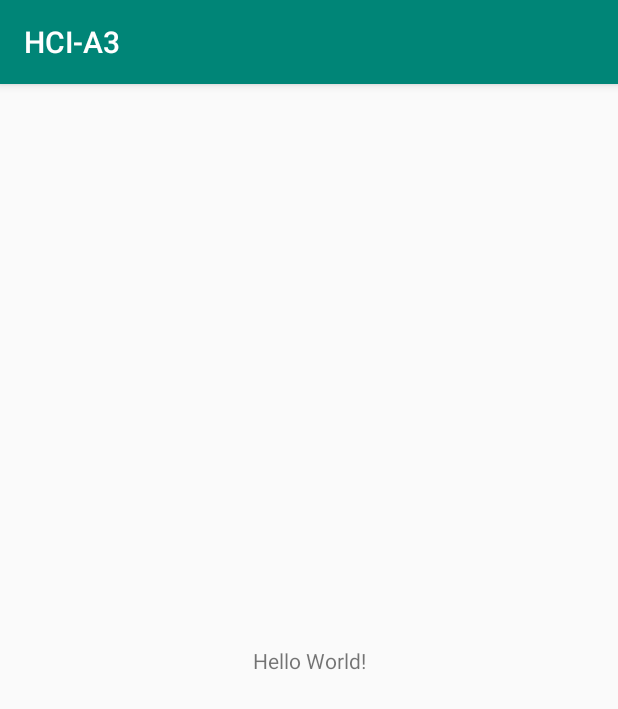
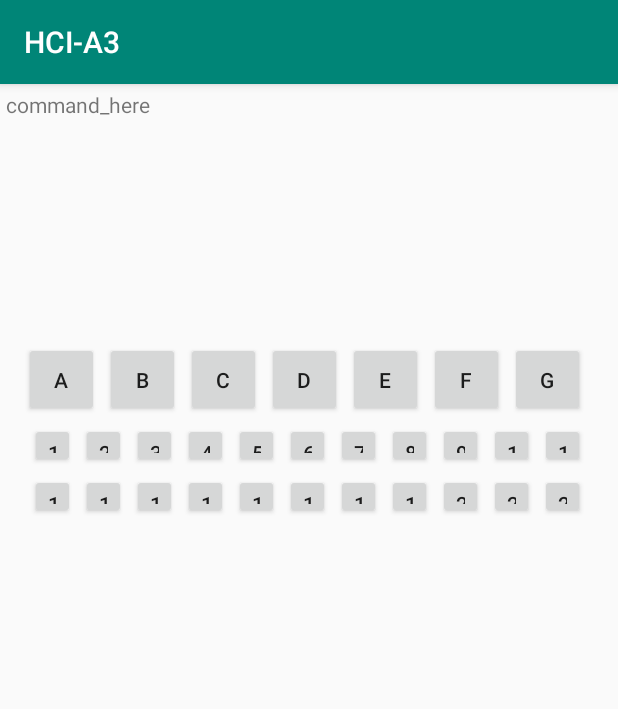
Before and after one commit to JaivirBali/HCIA3, an Android app: the screen it shows after launch (MainActivity), on a phone screen of 412 x 824 dp. Shown: the top 709 px of the screen. Run offline under Robolectric (Android 15) with nearby library versions, the phone set to English and light mode, and no system bars.

Commit message:
buttons added.

```diff
--- a/app/src/main/java/com/example/hci_a3/MainActivity.java
+++ b/app/src/main/java/com/example/hci_a3/MainActivity.java
@@ -2,12 +2,48 @@ package com.example.hci_a3;
 
 import android.support.v7.app.AppCompatActivity;
 import android.os.Bundle;
+import android.widget.Button;
+import android.widget.TextView;
 
 public class MainActivity extends AppCompatActivity {
 
     @Override
     protected void onCreate(Bundle savedInstanceState) {
         super.onCreate(savedInstanceState);
-        setContentView(R.layout.activity_main);
+        setContentView(R.layout.activity_buttons);
+
+        TextView cmdPrompt = findViewById(R.id.cmdTxtview);
+
+        Button Abutton = findViewById(R.id.aBtn);
+        Button Bbutton = findViewById(R.id.bBtn);
+        Button Cbutton = findViewById(R.id.cBtn);
+        Button Dbutton = findViewById(R.id.dBtn);
+        Button Ebutton = findViewById(R.id.eBtn);
+        Button Fbutton = findViewById(R.id.fBtn);
+        Button Gbutton = findViewById(R.id.gBtn);
+
+        Button button1 = findViewById(R.id.Btn1);
+        Button button2 = findViewById(R.id.Btn2);
+        Button button3 = findViewById(R.id.Btn3);
+        Button button4 = findViewById(R.id.Btn4);
+        Button button5 = findViewById(R.id.Btn5);
+        Button button6 = findViewById(R.id.Btn6);
+        Button button7 = findViewById(R.id.Btn7);
+        Button button8 = findViewById(R.id.Btn8);
+        Button button9 = findViewById(R.id.Btn9);
+        Button button10 = findViewById(R.id.Btn10);
+        Button button11 = findViewById(R.id.Btn11);
+        Button button12 = findViewById(R.id.Btn12);
+        Button button13 = findViewById(R.id.Btn13);
+        Button button14 = findViewById(R.id.Btn14);
+        Button button15 = findViewById(R.id.Btn15);
+        Button button16 = findViewById(R.id.Btn16);
+        Button button17 = findViewById(R.id.Btn17);
+        Button button18 = findViewById(R.id.Btn18);
+        Button button19 = findViewById(R.id.Btn19);
+        Button button20 = findViewById(R.id.Btn20);
+        Button button21 = findViewById(R.id.Btn21);
+        Button button22 = findViewById(R.id.Btn22);
+
     }
 }
--- /dev/null
+++ b/app/src/main/res/layout/activity_buttons.xml
@@ -0,0 +1,313 @@
+<?xml version="1.0" encoding="utf-8"?>
+<android.support.constraint.ConstraintLayout xmlns:android="http://schemas.android.com/apk/res/android"
+    xmlns:app="http://schemas.android.com/apk/res-auto"
+    xmlns:tools="http://schemas.android.com/tools"
+    android:layout_width="match_parent"
+    android:layout_height="match_parent">
+
+    <Button
+        android:id="@+id/Btn22"
+        android:layout_width="30dp"
+        android:layout_height="30dp"
+        android:layout_marginStart="4dp"
+        android:layout_marginTop="4dp"
+        android:text="22"
+        app:layout_constraintStart_toEndOf="@+id/Btn21"
+        app:layout_constraintTop_toBottomOf="@+id/Btn11" />
+
+    <Button
+        android:id="@+id/Btn11"
+        android:layout_width="30dp"
+        android:layout_height="30dp"
+        android:layout_marginStart="4dp"
+        android:layout_marginTop="4dp"
+        android:text="11"
+        app:layout_constraintStart_toEndOf="@+id/Btn10"
+        app:layout_constraintTop_toBottomOf="@+id/gBtn" />
+
+    <Button
+        android:id="@+id/Btn21"
+        android:layout_width="30dp"
+        android:layout_height="30dp"
+        android:layout_marginStart="4dp"
+        android:layout_marginTop="4dp"
+        android:text="21"
+        app:layout_constraintStart_toEndOf="@+id/Btn20"
+        app:layout_constraintTop_toBottomOf="@+id/Btn10" />
+
+    <Button
+        android:id="@+id/Btn10"
+        android:layout_width="30dp"
+        android:layout_height="30dp"
+        android:layout_marginStart="4dp"
+        android:layout_marginTop="4dp"
+        android:text="10"
+        app:layout_constraintStart_toEndOf="@+id/Btn9"
+        app:layout_constraintTop_toBottomOf="@+id/gBtn" />
+
+    <Button
+        android:id="@+id/Btn20"
+        android:layout_width="30dp"
+        android:layout_height="30dp"
+        android:layout_marginStart="4dp"
+        android:layout_marginTop="4dp"
+        android:text="20"
+        app:layout_constraintStart_toEndOf="@+id/Btn19"
+        app:layout_constraintTop_toBottomOf="@+id/Btn9" />
+
+    <Button
+        android:id="@+id/Btn3"
+        android:layout_width="30dp"
+        android:layout_height="30dp"
+        android:layout_marginStart="4dp"
+        android:layout_marginTop="4dp"
+        android:text="3"
+        app:layout_constraintStart_toEndOf="@+id/Btn2"
+        app:layout_constraintTop_toBottomOf="@+id/bBtn" />
+
+    <Button
+        android:id="@+id/Btn4"
+        android:layout_width="30dp"
+        android:layout_height="30dp"
+        android:layout_marginStart="4dp"
+        android:layout_marginTop="4dp"
+        android:text="4"
+        app:layout_constraintStart_toEndOf="@+id/Btn3"
+        app:layout_constraintTop_toBottomOf="@+id/cBtn" />
+
+    <Button
+        android:id="@+id/Btn14"
+        android:layout_width="30dp"
+        android:layout_height="30dp"
+        android:layout_marginStart="4dp"
+        android:layout_marginTop="4dp"
+        android:text="14"
+        app:layout_constraintStart_toEndOf="@+id/Btn13"
+        app:layout_constraintTop_toBottomOf="@+id/Btn3" />
+
+    <Button
+        android:id="@+id/Btn15"
+        android:layout_width="30dp"
+        android:layout_height="30dp"
+        android:layout_marginStart="4dp"
+        android:layout_marginTop="4dp"
+        android:text="15"
+        app:layout_constraintStart_toEndOf="@+id/Btn14"
+        app:layout_constraintTop_toBottomOf="@+id/Btn4" />
+
+    <Button
+        android:id="@+id/Btn5"
+        android:layout_width="30dp"
+        android:layout_height="30dp"
+        android:layout_marginStart="4dp"
+        android:layout_marginTop="4dp"
+        android:text="5"
+        app:layout_constraintStart_toEndOf="@+id/Btn4"
+        app:layout_constraintTop_toBottomOf="@+id/cBtn" />
+
+    <Button
+        android:id="@+id/Btn6"
+        android:layout_width="30dp"
+        android:layout_height="30dp"
+        android:layout_marginStart="4dp"
+        android:layout_marginTop="4dp"
+        android:text="6"
+        app:layout_constraintStart_toEndOf="@+id/Btn5"
+        app:layout_constraintTop_toBottomOf="@+id/dBtn" />
+
+    <Button
+        android:id="@+id/Btn7"
+        android:layout_width="30dp"
+        android:layout_height="30dp"
+        android:layout_marginStart="4dp"
+        android:layout_marginTop="4dp"
+        android:text="7"
+        app:layout_constraintStart_toEndOf="@+id/Btn6"
+        app:layout_constraintTop_toBottomOf="@+id/dBtn" />
+
+    <Button
+        android:id="@+id/Btn18"
+        android:layout_width="30dp"
+        android:layout_height="30dp"
+        android:layout_marginStart="4dp"
+        android:layout_marginTop="4dp"
+        android:text="18"
+        app:layout_constraintStart_toEndOf="@+id/Btn17"
+        app:layout_constraintTop_toBottomOf="@+id/Btn7" />
+
+    <Button
+        android:id="@+id/Btn8"
+        android:layout_width="30dp"
+        android:layout_height="30dp"
+        android:layout_marginStart="4dp"
+        android:layout_marginTop="4dp"
+        android:text="8"
+        app:layout_constraintStart_toEndOf="@+id/Btn7"
+        app:layout_constraintTop_toBottomOf="@+id/eBtn" />
+
+    <Button
+        android:id="@+id/Btn9"
+        android:layout_width="30dp"
+        android:layout_height="30dp"
+        android:layout_marginStart="4dp"
+        android:layout_marginTop="4dp"
+        android:text="9"
+        app:layout_constraintStart_toEndOf="@+id/Btn8"
+        app:layout_constraintTop_toBottomOf="@+id/fBtn" />
+
+    <Button
+        android:id="@+id/Btn19"
+        android:layout_width="30dp"
+        android:layout_height="30dp"
+        android:layout_marginStart="4dp"
+        android:layout_marginTop="4dp"
+        android:text="19"
+        app:layout_constraintStart_toEndOf="@+id/Btn18"
+        app:layout_constraintTop_toBottomOf="@+id/Btn8" />
+
+    <Button
+        android:id="@+id/Btn16"
+        android:layout_width="30dp"
+        android:layout_height="30dp"
+        android:layout_marginStart="4dp"
+        android:layout_marginTop="4dp"
+        android:text="16"
+        app:layout_constraintStart_toEndOf="@+id/Btn15"
+        app:layout_constraintTop_toBottomOf="@+id/Btn5" />
+
+    <Button
+        android:id="@+id/Btn17"
+        android:layout_width="30dp"
+        android:layout_height="30dp"
+        android:layout_marginStart="4dp"
+        android:layout_marginTop="4dp"
+        android:text="17"
+        app:layout_constraintStart_toEndOf="@+id/Btn16"
+        app:layout_constraintTop_toBottomOf="@+id/Btn6" />
+
+    <Button
+        android:id="@+id/Btn12"
+        android:layout_width="30dp"
+        android:layout_height="30dp"
+        android:layout_marginStart="4dp"
+        android:layout_marginTop="4dp"
+        android:text="12"
+        app:layout_constraintStart_toStartOf="@+id/aBtn"
+        app:layout_constraintTop_toBottomOf="@+id/Btn1" />
+
+    <Button
+        android:id="@+id/Btn13"
+        android:layout_width="30dp"
+        android:layout_height="30dp"
+        android:layout_marginStart="4dp"
+        android:layout_marginTop="4dp"
+        android:text="13"
+        app:layout_constraintStart_toEndOf="@+id/Btn12"
+        app:layout_constraintTop_toBottomOf="@+id/Btn2" />
+
+    <Button
+        android:id="@+id/Btn1"
+        android:layout_width="30dp"
+        android:layout_height="30dp"
+        android:layout_marginStart="4dp"
+        android:layout_marginTop="4dp"
+        android:text="1"
+        app:layout_constraintStart_toStartOf="@+id/aBtn"
+        app:layout_constraintTop_toBottomOf="@+id/aBtn" />
+
+    <Button
+        android:id="@+id/Btn2"
+        android:layout_width="30dp"
+        android:layout_height="30dp"
+        android:layout_marginStart="4dp"
+        android:layout_marginTop="4dp"
+        android:text="2"
+        app:layout_constraintStart_toEndOf="@+id/Btn1"
+        app:layout_constraintTop_toBottomOf="@+id/bBtn" />
+
+    <Button
+        android:id="@+id/bBtn"
+        android:layout_width="50dp"
+        android:layout_height="50dp"
+        android:layout_marginStart="4dp"
+        android:layout_marginTop="4dp"
+        android:text="@string/B_btn"
+        app:layout_constraintStart_toEndOf="@+id/aBtn"
+        app:layout_constraintTop_toBottomOf="@+id/cmdTxtview" />
+
+    <Button
+        android:id="@+id/cBtn"
+        android:layout_width="50dp"
+        android:layout_height="50dp"
+        android:layout_marginStart="4dp"
+        android:layout_marginTop="4dp"
+        android:text="@string/C_btn"
+        app:layout_constraintStart_toEndOf="@+id/bBtn"
+        app:layout_constraintTop_toBottomOf="@+id/cmdTxtview" />
+
+    <Button
+        android:id="@+id/dBtn"
+        android:layout_width="50dp"
+        android:layout_height="50dp"
+        android:layout_marginStart="4dp"
+        android:layout_marginTop="4dp"
+        android:text="@string/D_btn"
+        app:layout_constraintStart_toEndOf="@+id/cBtn"
+        app:layout_constraintTop_toBottomOf="@+id/cmdTxtview" />
+
+    <Button
+        android:id="@+id/eBtn"
+        android:layout_width="50dp"
+        android:layout_height="50dp"
+        android:layout_marginStart="4dp"
+        android:layout_marginTop="4dp"
+        android:text="@string/E_Btn"
+        app:layout_constraintStart_toEndOf="@+id/dBtn"
+        app:layout_constraintTop_toBottomOf="@+id/cmdTxtview" />
+
+    <Button
+        android:id="@+id/fBtn"
+        android:layout_width="50dp"
+        android:layout_height="50dp"
+        android:layout_marginStart="4dp"
+        android:layout_marginTop="4dp"
+        android:text="@string/F_btn"
+        app:layout_constraintStart_toEndOf="@+id/eBtn"
+        app:layout_constraintTop_toBottomOf="@+id/cmdTxtview" />
+
+    <Button
+        android:id="@+id/gBtn"
+        android:layout_width="50dp"
+        android:layout_height="50dp"
+        android:layout_marginStart="4dp"
+        android:layout_marginTop="4dp"
+        android:layout_marginEnd="4dp"
+        android:text="@string/G_btn"
+        app:layout_constraintEnd_toEndOf="parent"
+        app:layout_constraintHorizontal_bias="0.0"
+        app:layout_constraintStart_toEndOf="@+id/fBtn"
+        app:layout_constraintTop_toBottomOf="@+id/cmdTxtview" />
+
+    <TextView
+        android:id="@+id/cmdTxtview"
+        android:layout_width="0dp"
+        android:layout_height="164dp"
+        android:layout_marginStart="4dp"
+        android:layout_marginTop="4dp"
+        android:layout_marginEnd="4dp"
+        android:text="@string/cmd_txtview"
+        app:layout_constraintEnd_toEndOf="parent"
+        app:layout_constraintStart_toStartOf="parent"
+        app:layout_constraintTop_toTopOf="parent" />
+
+    <Button
+        android:id="@+id/aBtn"
+        android:layout_width="50dp"
+        android:layout_height="50dp"
+        android:layout_marginStart="16dp"
+        android:layout_marginTop="4dp"
+        android:text="@string/A_btn"
+        app:layout_constraintStart_toStartOf="parent"
+        app:layout_constraintTop_toBottomOf="@+id/cmdTxtview" />
+
+</android.support.constraint.ConstraintLayout>
--- a/app/src/main/res/values/strings.xml
+++ b/app/src/main/res/values/strings.xml
@@ -1,3 +1,11 @@
 <resources>
     <string name="app_name">HCI-A3</string>
+    <string name="cmd_txtview">command_here</string>
+    <string name="A_btn">A</string>
+    <string name="B_btn">B</string>
+    <string name="C_btn">C</string>
+    <string name="D_btn">D</string>
+    <string name="E_Btn">E</string>
+    <string name="F_btn">F</string>
+    <string name="G_btn">G</string>
 </resources>
```
